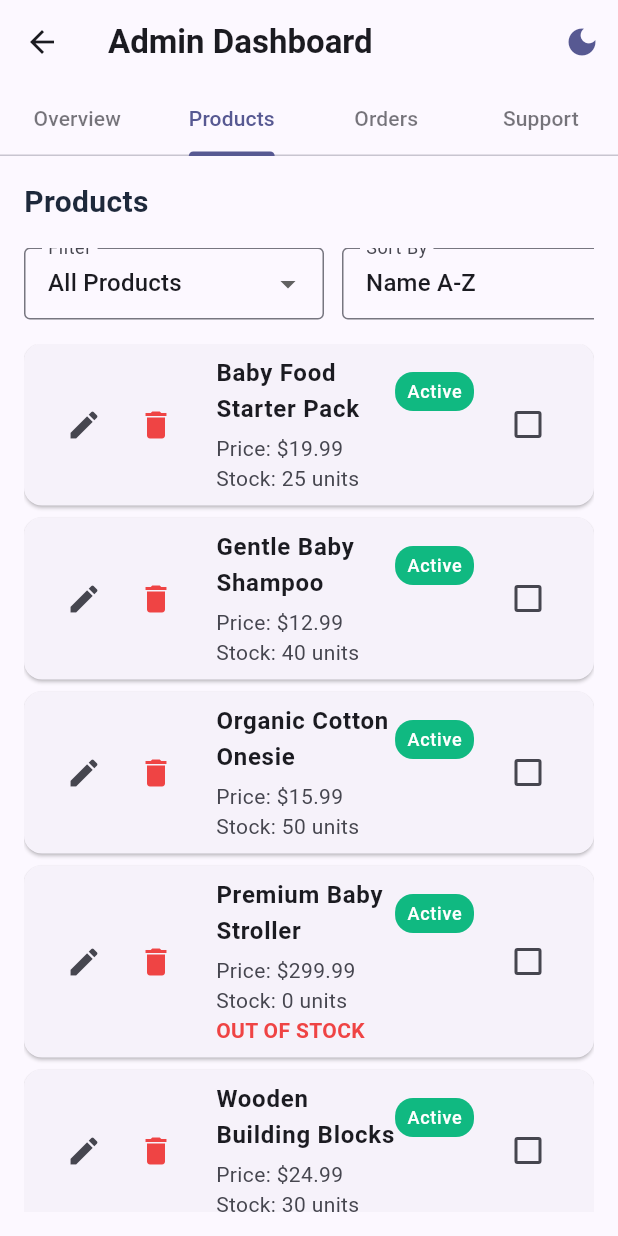
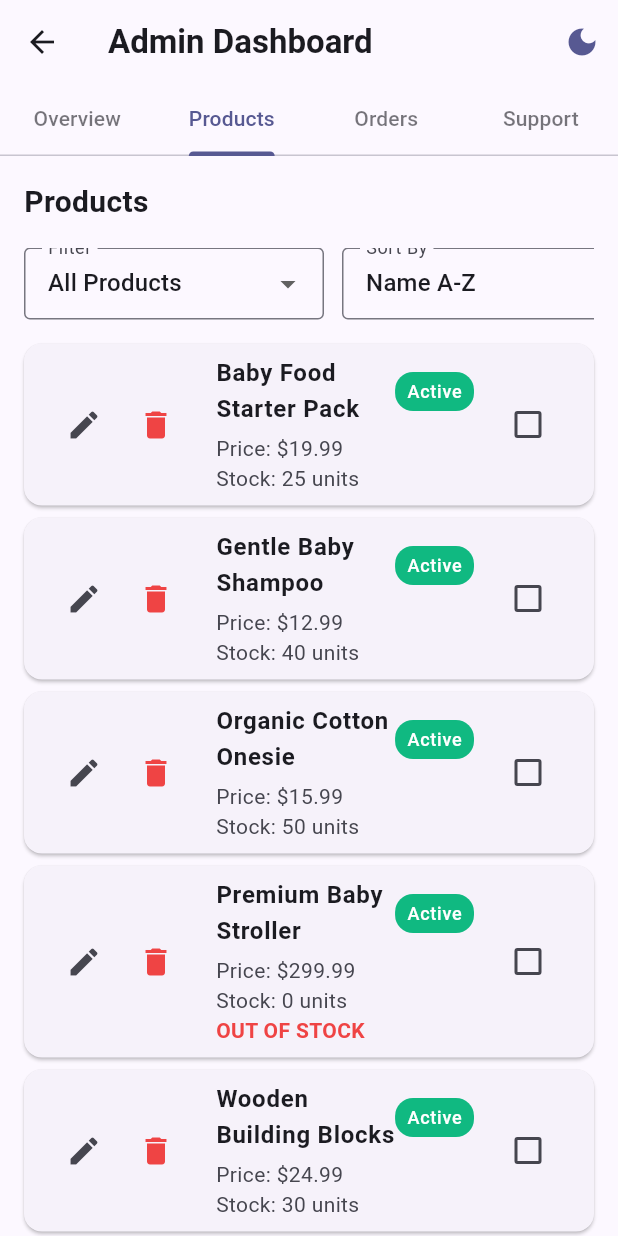
Before and after one commit to Jawad-ali0/Baby_Shop_Hub, a Flutter app: the AdminDashboardScreen screen opened by its route, tab 2 chosen, on a phone screen of 412 x 824 dp. Run offline on Flutter 3.47's test engine with Material 3 defaults, Android fonts, the phone set to English and light mode, and no system bars; our stand-ins replace cached_network_image, connectivity_plus, firebase_auth, firebase_core, firebase_database, firebase_storage and 2 more; accounts and stored records are empty; key blocks and very long unbroken strings in the code were emptied for the run.

Commit message:
Fix admin dashboard products tab layout overlap issues

```diff
--- a/lib/screens/admin/admin_dashboard_screen.dart
+++ b/lib/screens/admin/admin_dashboard_screen.dart
@@ -221,7 +221,7 @@ class _AdminDashboardScreenState extends State<AdminDashboardScreen>
     final products = context.watch<ProductService>().products;
     final filteredProducts = _getFilteredAndSortedProducts(products);
 
-    return Padding(
+    return SingleChildScrollView(
       padding: const EdgeInsets.all(16.0),
       child: Column(
         crossAxisAlignment: CrossAxisAlignment.start,
@@ -229,20 +229,20 @@ class _AdminDashboardScreenState extends State<AdminDashboardScreen>
           // Title and controls section
           Row(
             children: [
-              const Text(
+              Text(
                 'Products',
                 style: TextStyle(
                   fontSize: 20,
                   fontWeight: FontWeight.bold,
-                  color: Color(0xFF1E293B),
+                  color: Theme.of(context).colorScheme.onSurface,
                 ),
               ),
               const Spacer(),
               if (_selectedProducts.isNotEmpty) ...[
                 Text(
                   '${_selectedProducts.length} selected',
-                  style: const TextStyle(
-                    color: Color(0xFF6366F1),
+                  style: TextStyle(
+                    color: Theme.of(context).colorScheme.primary,
                     fontWeight: FontWeight.w600,
                   ),
                 ),
@@ -404,37 +404,40 @@ class _AdminDashboardScreenState extends State<AdminDashboardScreen>
           const SizedBox(height: 16),
 
           // Products list
-          Expanded(
-            child: filteredProducts.isEmpty
-                ? const Center(
+          if (filteredProducts.isEmpty)
+            Center(
               child: Column(
                 mainAxisAlignment: MainAxisAlignment.center,
                 children: [
                   Icon(
                     Icons.inventory_2_outlined,
                     size: 64,
-                          color: Color(0xFF94A3B8),
+                    color: Theme.of(
+                      context,
+                    ).colorScheme.onSurface.withOpacity(0.5),
                   ),
-                        SizedBox(height: 16),
+                  const SizedBox(height: 16),
                   Text(
                     'No products found',
                     style: TextStyle(
                       fontSize: 18,
-                            color: Color(0xFF64748B),
+                      color: Theme.of(context).colorScheme.onSurface,
                     ),
                   ),
-                        SizedBox(height: 8),
+                  const SizedBox(height: 8),
                   Text(
                     'Try adjusting your filters or add a new product',
-                          style: TextStyle(color: Color(0xFF94A3B8)),
+                    style: TextStyle(
+                      color: Theme.of(
+                        context,
+                      ).colorScheme.onSurface.withOpacity(0.7),
+                    ),
                   ),
                 ],
               ),
             )
-                : ListView.builder(
-                    itemCount: filteredProducts.length,
-                    itemBuilder: (context, index) {
-                      final product = filteredProducts[index];
+          else
+            ...filteredProducts.map((product) {
               final isSelected = _selectedProducts.contains(product.id);
 
               return Card(
@@ -455,9 +458,7 @@ class _AdminDashboardScreenState extends State<AdminDashboardScreen>
                       Expanded(
                         child: Text(
                           product.name,
-                                  style: const TextStyle(
-                                    fontWeight: FontWeight.w600,
-                                  ),
+                          style: const TextStyle(fontWeight: FontWeight.w600),
                         ),
                       ),
                       Container(
@@ -486,9 +487,7 @@ class _AdminDashboardScreenState extends State<AdminDashboardScreen>
                     crossAxisAlignment: CrossAxisAlignment.start,
                     children: [
                       const SizedBox(height: 4),
-                              Text(
-                                'Price: \$${product.price.toStringAsFixed(2)}',
-                              ),
+                      Text('Price: \$${product.price.toStringAsFixed(2)}'),
                       Text('Stock: ${product.stock} units'),
                       if (product.stock == 0)
                         const Text(
@@ -518,9 +517,7 @@ class _AdminDashboardScreenState extends State<AdminDashboardScreen>
                   ),
                 ),
               );
-                    },
-                  ),
-          ),
+            }).toList(),
         ],
       ),
     );
```
Lines whose indentation alone changed are shown as unchanged.
